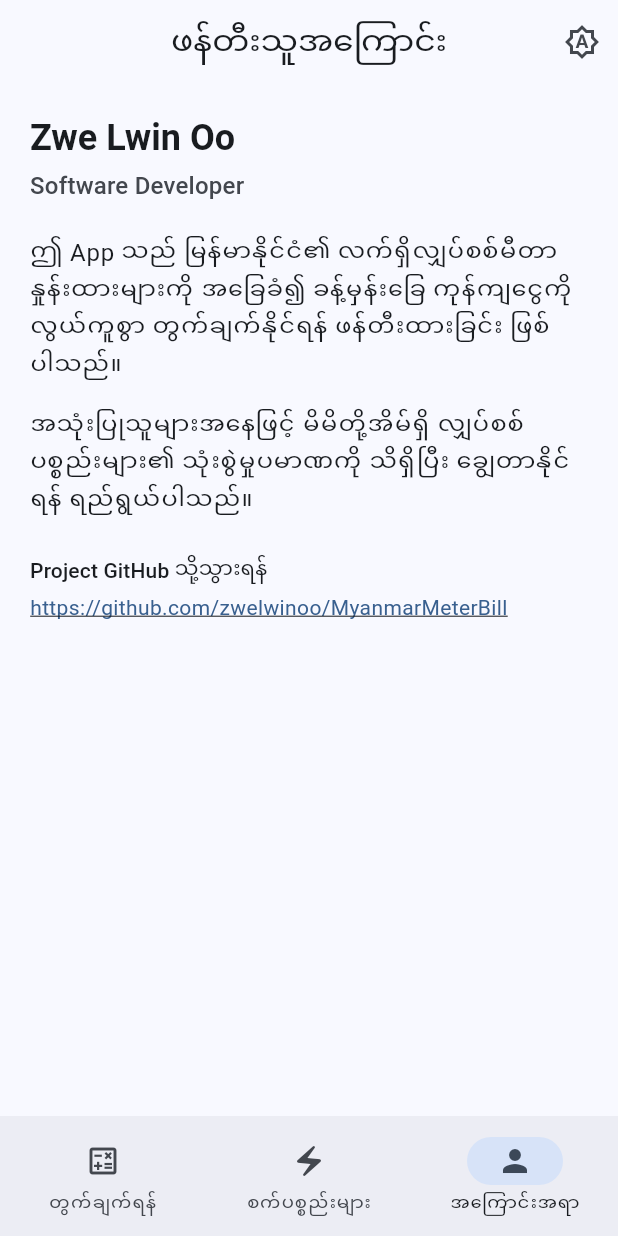
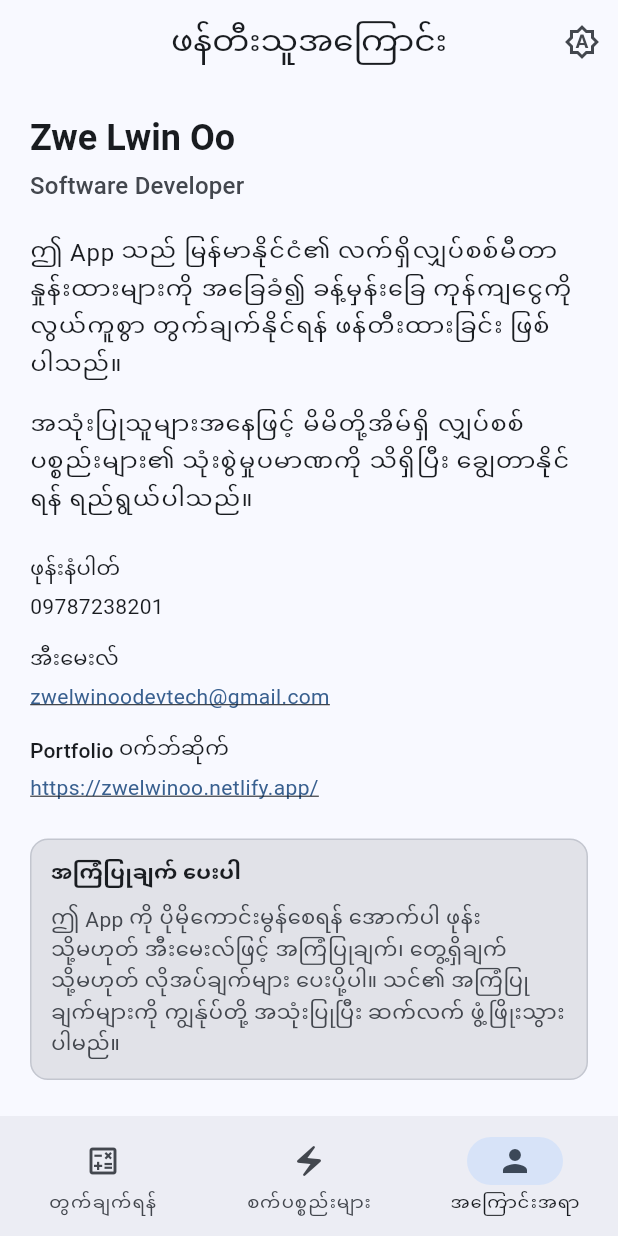
Before and after one commit to zwe-lwin-00/MyanmarMeterBill, a Flutter app: the screen it shows after launch, item 3 of the bottom bar chosen, on a phone screen of 412 x 824 dp. Run offline on Flutter 3.47's test engine with Material 3 defaults, Android fonts, the phone set to English and light mode, and no system bars; our stand-ins replace shared_preferences.

Commit message:
feat(about): contact, portfolio, and feedback; remove GitHub from config
Extend AboutDeveloperContent with phone, email, portfolio, and
feedback fields. Show them on the about tab; hide project GitHub by
omitting linkUrl in default_app_config.json.

Co-authored-by: Cursor <cursoragent@cursor.com>

```diff
--- a/assets/config/default_app_config.json
+++ b/assets/config/default_app_config.json
@@ -96,8 +96,14 @@
       "ဤ App သည် မြန်မာနိုင်ငံ၏ လက်ရှိလျှပ်စစ်မီတာနှုန်းထားများကို အခြေခံ၍ ခန့်မှန်းခြေ ကုန်ကျငွေကို လွယ်ကူစွာ တွက်ချက်နိုင်ရန် ဖန်တီးထားခြင်း ဖြစ်ပါသည်။",
       "အသုံးပြုသူများအနေဖြင့် မိမိတို့အိမ်ရှိ လျှပ်စစ်ပစ္စည်းများ၏ သုံးစွဲမှုပမာဏကို သိရှိပြီး ချွေတာနိုင်ရန် ရည်ရွယ်ပါသည်။"
     ],
-    "linkLabel": "Project GitHub သို့သွားရန်",
-    "linkUrl": "https://github.com/zwelwinoo/MyanmarMeterBill"
+    "phoneLabel": "ဖုန်းနံပါတ်",
+    "phone": "09787238201",
+    "emailLabel": "အီးမေးလ်",
+    "email": "zwelwinoodevtech@gmail.com",
+    "portfolioLabel": "Portfolio ဝက်ဘ်ဆိုက်",
+    "portfolioUrl": "https://zwelwinoo.netlify.app/",
+    "feedbackTitle": "အကြံပြုချက် ပေးပါ",
+    "feedbackMessage": "ဤ App ကို ပိုမိုကောင်းမွန်စေရန် အောက်ပါ ဖုန်း သို့မဟုတ် အီးမေးလ်ဖြင့် အကြံပြုချက်၊ တွေ့ရှိချက် သို့မဟုတ် လိုအပ်ချက်များ ပေးပို့ပါ။ သင်၏ အကြံပြုချက်များကို ကျွန်ုပ်တို့ အသုံးပြုပြီး ဆက်လက် ဖွံ့ဖြိုးသွားပါမည်။"
   },
   "meterOptions": [
     {
--- a/lib/models/extra_content.dart
+++ b/lib/models/extra_content.dart
@@ -72,6 +72,14 @@ class AboutDeveloperContent {
     this.role,
     this.linkLabel,
     this.linkUrl,
+    this.portfolioLabel,
+    this.portfolioUrl,
+    this.phoneLabel,
+    this.phone,
+    this.emailLabel,
+    this.email,
+    this.feedbackTitle,
+    this.feedbackMessage,
   });
 
   final String pageTitle;
@@ -80,6 +88,14 @@ class AboutDeveloperContent {
   final String? role;
   final String? linkLabel;
   final String? linkUrl;
+  final String? portfolioLabel;
+  final String? portfolioUrl;
+  final String? phoneLabel;
+  final String? phone;
+  final String? emailLabel;
+  final String? email;
+  final String? feedbackTitle;
+  final String? feedbackMessage;
 
   Map<String, Object?> toJson() => {
         'pageTitle': pageTitle,
@@ -88,6 +104,14 @@ class AboutDeveloperContent {
         if (role != null) 'role': role,
         if (linkLabel != null) 'linkLabel': linkLabel,
         if (linkUrl != null) 'linkUrl': linkUrl,
+        if (portfolioLabel != null) 'portfolioLabel': portfolioLabel,
+        if (portfolioUrl != null) 'portfolioUrl': portfolioUrl,
+        if (phoneLabel != null) 'phoneLabel': phoneLabel,
+        if (phone != null) 'phone': phone,
+        if (emailLabel != null) 'emailLabel': emailLabel,
+        if (email != null) 'email': email,
+        if (feedbackTitle != null) 'feedbackTitle': feedbackTitle,
+        if (feedbackMessage != null) 'feedbackMessage': feedbackMessage,
       };
 
   static AboutDeveloperContent fromJson(Object? json) {
@@ -99,6 +123,14 @@ class AboutDeveloperContent {
     final roleRaw = (json['role'] as String?)?.trim();
     final linkLabelRaw = (json['linkLabel'] as String?)?.trim();
     final linkUrlRaw = (json['linkUrl'] as String?)?.trim();
+    final portfolioLabelRaw = (json['portfolioLabel'] as String?)?.trim();
+    final portfolioUrlRaw = (json['portfolioUrl'] as String?)?.trim();
+    final phoneLabelRaw = (json['phoneLabel'] as String?)?.trim();
+    final phoneRaw = (json['phone'] as String?)?.trim();
+    final emailLabelRaw = (json['emailLabel'] as String?)?.trim();
+    final emailRaw = (json['email'] as String?)?.trim();
+    final feedbackTitleRaw = (json['feedbackTitle'] as String?)?.trim();
+    final feedbackMessageRaw = (json['feedbackMessage'] as String?)?.trim();
     final rawParas = json['paragraphs'] as List<dynamic>? ?? [];
     final paragraphs = rawParas.map((e) => e.toString()).toList();
     return AboutDeveloperContent(
@@ -108,6 +140,28 @@ class AboutDeveloperContent {
       role: (roleRaw == null || roleRaw.isEmpty) ? null : roleRaw,
       linkLabel: (linkLabelRaw == null || linkLabelRaw.isEmpty) ? null : linkLabelRaw,
       linkUrl: (linkUrlRaw == null || linkUrlRaw.isEmpty) ? null : linkUrlRaw,
+      portfolioLabel:
+          (portfolioLabelRaw == null || portfolioLabelRaw.isEmpty)
+              ? null
+              : portfolioLabelRaw,
+      portfolioUrl:
+          (portfolioUrlRaw == null || portfolioUrlRaw.isEmpty)
+              ? null
+              : portfolioUrlRaw,
+      phoneLabel:
+          (phoneLabelRaw == null || phoneLabelRaw.isEmpty) ? null : phoneLabelRaw,
+      phone: (phoneRaw == null || phoneRaw.isEmpty) ? null : phoneRaw,
+      emailLabel:
+          (emailLabelRaw == null || emailLabelRaw.isEmpty) ? null : emailLabelRaw,
+      email: (emailRaw == null || emailRaw.isEmpty) ? null : emailRaw,
+      feedbackTitle:
+          (feedbackTitleRaw == null || feedbackTitleRaw.isEmpty)
+              ? null
+              : feedbackTitleRaw,
+      feedbackMessage:
+          (feedbackMessageRaw == null || feedbackMessageRaw.isEmpty)
+              ? null
+              : feedbackMessageRaw,
     );
   }
 }
--- a/lib/ui/about_developer_tab.dart
+++ b/lib/ui/about_developer_tab.dart
@@ -46,6 +46,39 @@ class AboutDeveloperTab extends StatelessWidget {
                 ),
                 const SizedBox(height: 16),
               ],
+            if (a.phone != null && a.phone!.trim().isNotEmpty) ...[
+              const SizedBox(height: 8),
+              Text(
+                a.phoneLabel ?? 'Phone',
+                style: textTheme.labelLarge,
+              ),
+              const SizedBox(height: 4),
+              SelectionArea(
+                child: SelectableText(
+                  a.phone!.trim(),
+                  style: textTheme.bodyMedium?.copyWith(
+                    color: scheme.onSurface,
+                  ),
+                ),
+              ),
+            ],
+            if (a.email != null && a.email!.trim().isNotEmpty) ...[
+              const SizedBox(height: 16),
+              Text(
+                a.emailLabel ?? 'Email',
+                style: textTheme.labelLarge,
+              ),
+              const SizedBox(height: 4),
+              SelectionArea(
+                child: SelectableText(
+                  a.email!.trim(),
+                  style: textTheme.bodyMedium?.copyWith(
+                    color: scheme.primary,
+                    decoration: TextDecoration.underline,
+                  ),
+                ),
+              ),
+            ],
             if (a.linkUrl != null && a.linkUrl!.trim().isNotEmpty) ...[
               const SizedBox(height: 8),
               Text(
@@ -63,6 +96,57 @@ class AboutDeveloperTab extends StatelessWidget {
                 ),
               ),
             ],
+            if (a.portfolioUrl != null &&
+                a.portfolioUrl!.trim().isNotEmpty) ...[
+              const SizedBox(height: 16),
+              Text(
+                a.portfolioLabel ?? 'Portfolio',
+                style: textTheme.labelLarge,
+              ),
+              const SizedBox(height: 4),
+              SelectionArea(
+                child: SelectableText(
+                  a.portfolioUrl!.trim(),
+                  style: textTheme.bodyMedium?.copyWith(
+                    color: scheme.primary,
+                    decoration: TextDecoration.underline,
+                  ),
+                ),
+              ),
+            ],
+            if (a.feedbackMessage != null &&
+                a.feedbackMessage!.trim().isNotEmpty) ...[
+              const SizedBox(height: 24),
+              DecoratedBox(
+                decoration: BoxDecoration(
+                  color: scheme.surfaceContainerHighest,
+                  borderRadius: BorderRadius.circular(12),
+                  border: Border.all(color: scheme.outlineVariant),
+                ),
+                child: Padding(
+                  padding: const EdgeInsets.all(14),
+                  child: Column(
+                    crossAxisAlignment: CrossAxisAlignment.stretch,
+                    children: [
+                      Text(
+                        a.feedbackTitle ?? 'Feedback',
+                        style: textTheme.titleSmall?.copyWith(
+                          fontWeight: FontWeight.w600,
+                        ),
+                      ),
+                      const SizedBox(height: 8),
+                      Text(
+                        a.feedbackMessage!.trim(),
+                        style: textTheme.bodyMedium?.copyWith(
+                          height: 1.45,
+                          color: scheme.onSurfaceVariant,
+                        ),
+                      ),
+                    ],
+                  ),
+                ),
+              ),
+            ],
           ],
         ),
       ),
```
